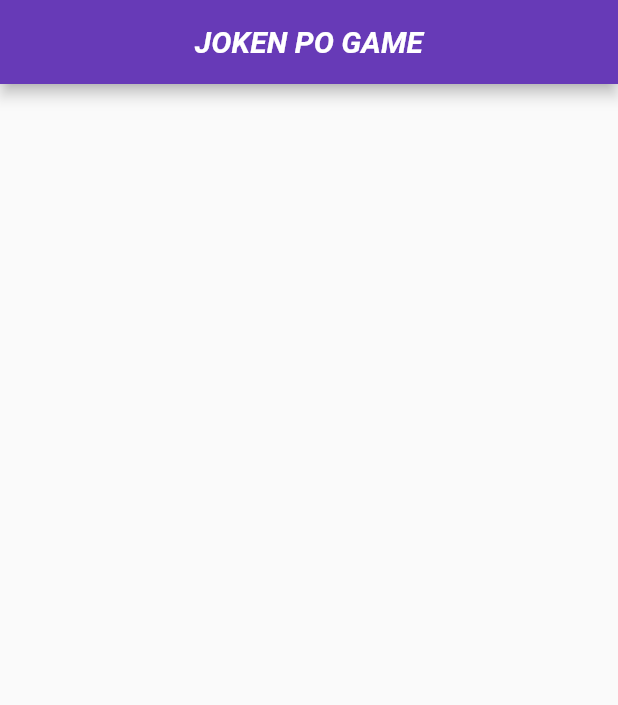
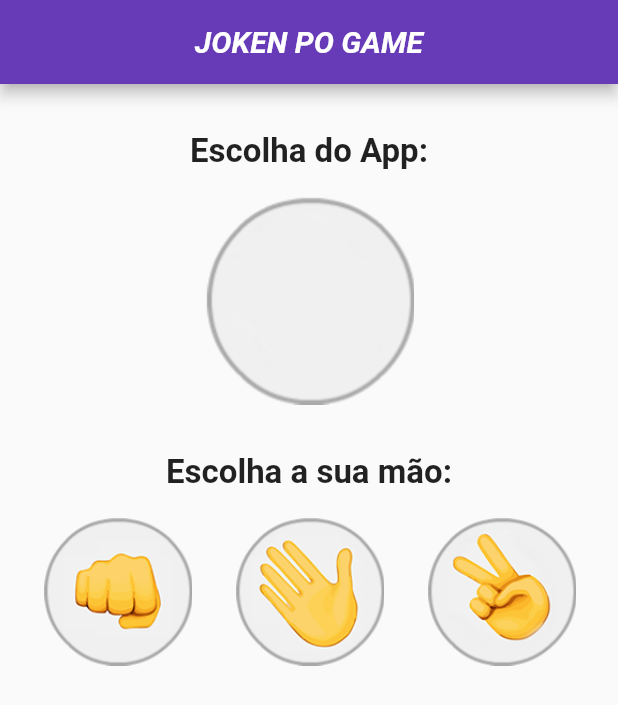
Before and after one commit to dieferomanoski/flutter_apps, a Flutter app: the screen it shows after launch, on a phone screen of 412 x 824 dp. Shown: the top 705 px of the screen. Run offline on Flutter 3.47's test engine with Material 2 defaults, Android fonts, the phone set to English and light mode, and no system bars.

Commit message:
simple interface created

```diff
--- a/jokenpo/lib/jogo.dart
+++ b/jokenpo/lib/jogo.dart
@@ -23,7 +23,38 @@ class _JogoState extends State<Jogo> {
           ),
         ),
       ),
-      body: Container(),
+      body: Column(
+        crossAxisAlignment: CrossAxisAlignment.center,
+        children: [
+         Padding(
+           padding: EdgeInsets.only(top: 32, bottom: 16),
+           child: Text("Escolha do App: ",
+           textAlign: TextAlign.center,
+           style: TextStyle(
+             fontSize: 22,
+             fontWeight: FontWeight.bold,
+           ),),
+         ),
+         Image.asset("images/padrao.png"),
+         Padding(
+           padding: EdgeInsets.only(top: 32, bottom: 16),
+           child: Text("Escolha a sua mão: ",
+           textAlign: TextAlign.center,
+           style: TextStyle(
+             fontSize: 22,
+             fontWeight: FontWeight.bold,
+           ),),
+         ),
+         Row(
+           mainAxisAlignment: MainAxisAlignment.spaceEvenly,
+           children: [
+             Image.asset("images/pedra.png", height: 100,),
+             Image.asset("images/papel.png", height: 100,),
+             Image.asset("images/tesoura.png", height: 100,),
+           ],
+         )
+        ],
+      ),
     );
   }
 }
```
